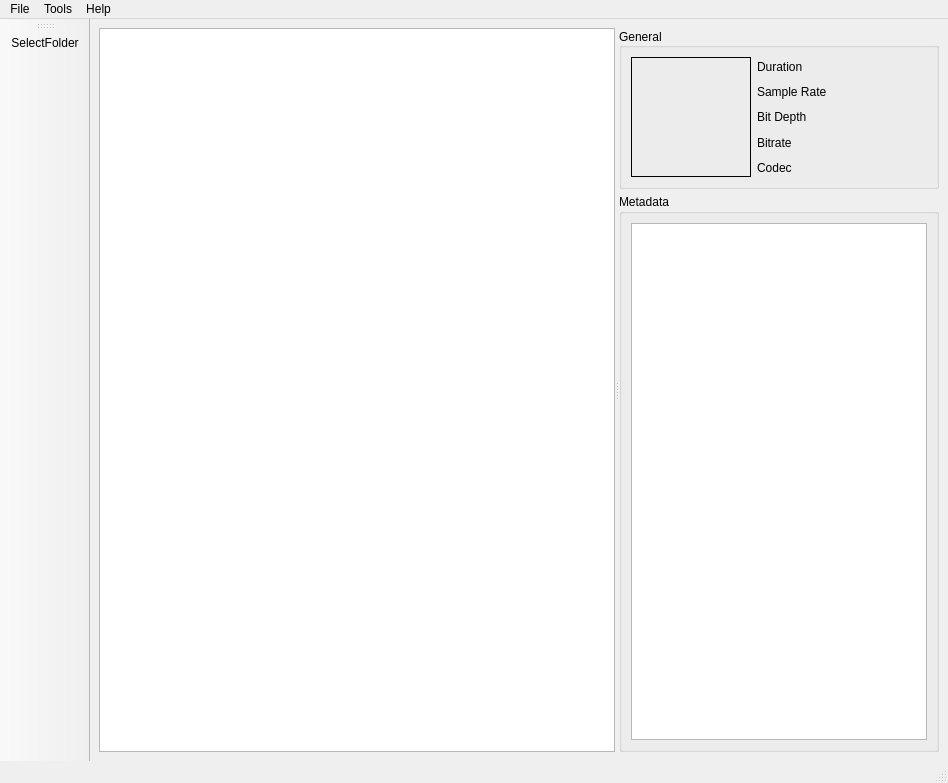
First picture: the form in TikTag/TikTagGui/untitled.ui, repository xsalon/TikTag-Music-Tagger, before the edit.
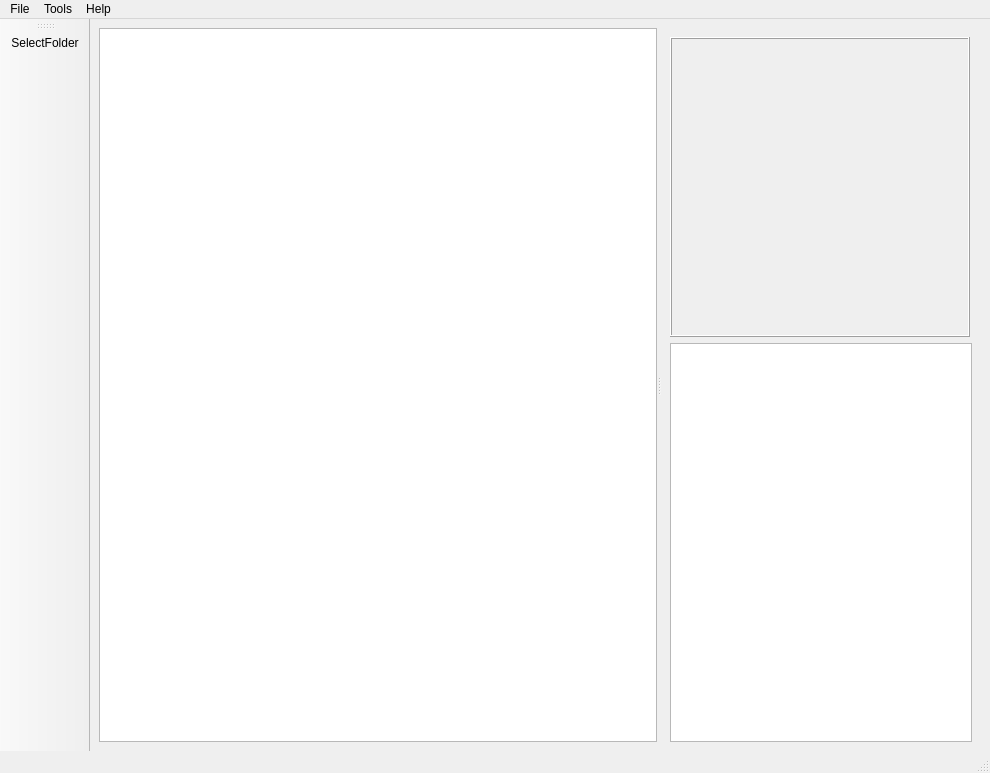
Second picture: the form after the edit. The open tabs and pages were chosen to show the change. Icons and pictures are not drawn.

Diff of the .ui file:
```diff
--- a/TikTag/TikTagGui/untitled.ui
+++ b/TikTag/TikTagGui/untitled.ui
@@ -6,8 +6,8 @@
    <rect>
     <x>0</x>
     <y>0</y>
-    <width>948</width>
-    <height>783</height>
+    <width>990</width>
+    <height>773</height>
    </rect>
   </property>
   <property name="windowTitle">
@@ -48,8 +48,17 @@
          <height>300</height>
         </size>
        </property>
+       <attribute name="headerDefaultSectionSize">
+        <number>200</number>
+       </attribute>
+       <attribute name="headerMinimumSectionSize">
+        <number>150</number>
+       </attribute>
+       <attribute name="headerStretchLastSection">
+        <bool>false</bool>
+       </attribute>
       </widget>
-      <widget class="QFrame" name="verticalFrame">
+      <widget class="QStackedWidget" name="verticalStackedWidget">
        <property name="sizePolicy">
         <sizepolicy hsizetype="Preferred" vsizetype="Preferred">
          <horstretch>0</horstretch>
@@ -62,19 +71,11 @@
          <height>0</height>
         </size>
        </property>
-       <layout class="QVBoxLayout" name="verticalLayout" stretch="0,0">
-        <property name="spacing">
-         <number>5</number>
-        </property>
-        <property name="leftMargin">
+       <property name="currentIndex">
          <number>0</number>
         </property>
-        <property name="topMargin">
-         <number>0</number>
-        </property>
-        <property name="rightMargin">
-         <number>0</number>
-        </property>
+       <widget class="QWidget" name="verticalStackedWidgetPage1">
+        <layout class="QVBoxLayout" name="verticalLayout">
         <property name="bottomMargin">
          <number>0</number>
         </property>
@@ -116,9 +117,18 @@
                <height>120</height>
               </size>
              </property>
+              <property name="maximumSize">
+               <size>
+                <width>120</width>
+                <height>120</height>
+               </size>
+              </property>
              <property name="frameShape">
               <enum>QFrame::Box</enum>
              </property>
+              <property name="frameShadow">
+               <enum>QFrame::Raised</enum>
+              </property>
              <property name="text">
               <string/>
              </property>
@@ -129,35 +139,42 @@
              <item>
               <widget class="QLabel" name="label_2">
                <property name="text">
-                <string>Duration</string>
+                 <string>Duration: </string>
                </property>
               </widget>
              </item>
              <item>
               <widget class="QLabel" name="label_3">
                <property name="text">
-                <string>Sample Rate</string>
+                 <string>Sample Rate:</string>
                </property>
               </widget>
              </item>
              <item>
               <widget class="QLabel" name="label_4">
                <property name="text">
-                <string>Bit Depth</string>
+                 <string>Bit Depth:</string>
                </property>
               </widget>
              </item>
              <item>
               <widget class="QLabel" name="label_5">
                <property name="text">
-                <string>Bitrate</string>
+                 <string>Channels:</string>
                </property>
               </widget>
              </item>
              <item>
               <widget class="QLabel" name="label_6">
                <property name="text">
-                <string>Codec</string>
+                 <string>Bitrate:</string>
+                </property>
+               </widget>
+              </item>
+              <item>
+               <widget class="QLabel" name="labelCodec">
+                <property name="text">
+                 <string>Codec:</string>
                </property>
               </widget>
              </item>
@@ -180,12 +197,85 @@
                <verstretch>2</verstretch>
               </sizepolicy>
              </property>
+              <attribute name="horizontalHeaderMinimumSectionSize">
+               <number>35</number>
+              </attribute>
+              <attribute name="horizontalHeaderStretchLastSection">
+               <bool>true</bool>
+              </attribute>
+              <attribute name="verticalHeaderVisible">
+               <bool>false</bool>
+              </attribute>
             </widget>
            </item>
           </layout>
          </widget>
         </item>
        </layout>
+       </widget>
+       <widget class="QWidget" name="verticalStackedWidgetPage2">
+        <property name="maximumSize">
+         <size>
+          <width>16777215</width>
+          <height>16777215</height>
+         </size>
+        </property>
+        <layout class="QVBoxLayout" name="verticalLayout_3">
+         <property name="bottomMargin">
+          <number>0</number>
+         </property>
+         <item>
+          <widget class="QLabel" name="bigAlbumArtLabel">
+           <property name="sizePolicy">
+            <sizepolicy hsizetype="Fixed" vsizetype="Fixed">
+             <horstretch>0</horstretch>
+             <verstretch>0</verstretch>
+            </sizepolicy>
+           </property>
+           <property name="minimumSize">
+            <size>
+             <width>300</width>
+             <height>300</height>
+            </size>
+           </property>
+           <property name="maximumSize">
+            <size>
+             <width>300</width>
+             <height>300</height>
+            </size>
+           </property>
+           <property name="frameShape">
+            <enum>QFrame::Box</enum>
+           </property>
+           <property name="frameShadow">
+            <enum>QFrame::Raised</enum>
+           </property>
+           <property name="text">
+            <string/>
+           </property>
+           <property name="scaledContents">
+            <bool>true</bool>
+           </property>
+          </widget>
+         </item>
+         <item>
+          <widget class="QListWidget" name="listWidget">
+           <property name="sizePolicy">
+            <sizepolicy hsizetype="Minimum" vsizetype="Expanding">
+             <horstretch>0</horstretch>
+             <verstretch>0</verstretch>
+            </sizepolicy>
+           </property>
+           <property name="minimumSize">
+            <size>
+             <width>300</width>
+             <height>0</height>
+            </size>
+           </property>
+          </widget>
+         </item>
+        </layout>
+       </widget>
       </widget>
      </widget>
     </item>
@@ -196,7 +286,7 @@
     <rect>
      <x>0</x>
      <y>0</y>
-     <width>948</width>
+     <width>990</width>
      <height>21</height>
     </rect>
    </property>
```
Left out of the diff: 15 changed lines with no effect on the pictures. Lines whose indentation alone changed are shown as unchanged.
